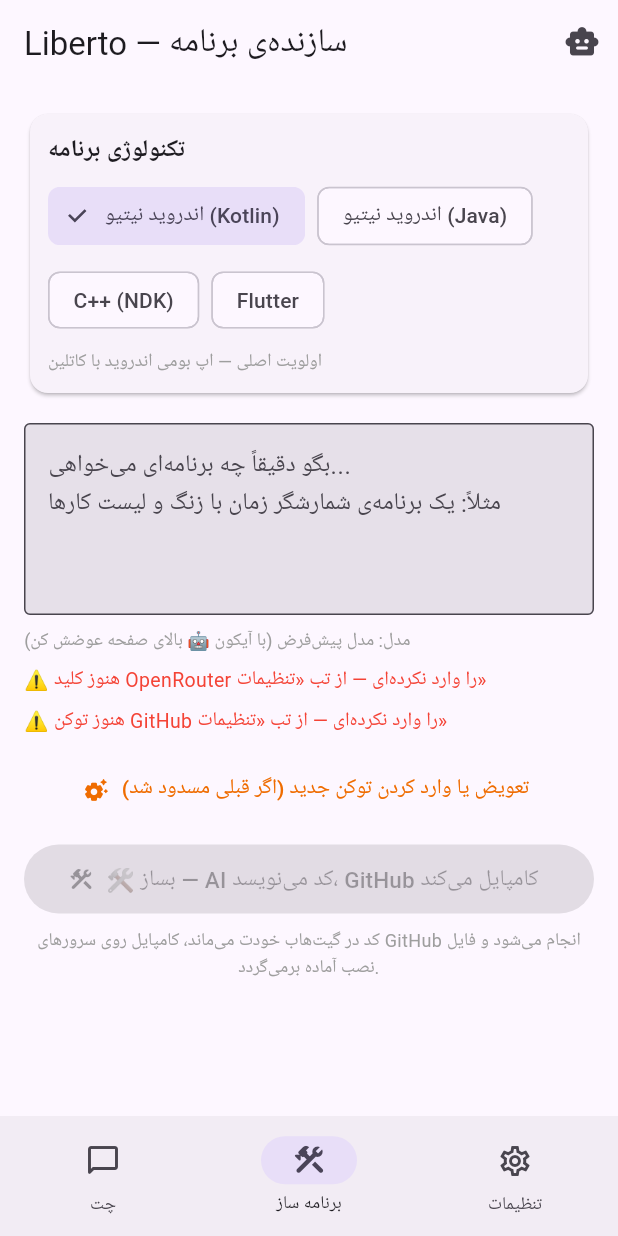
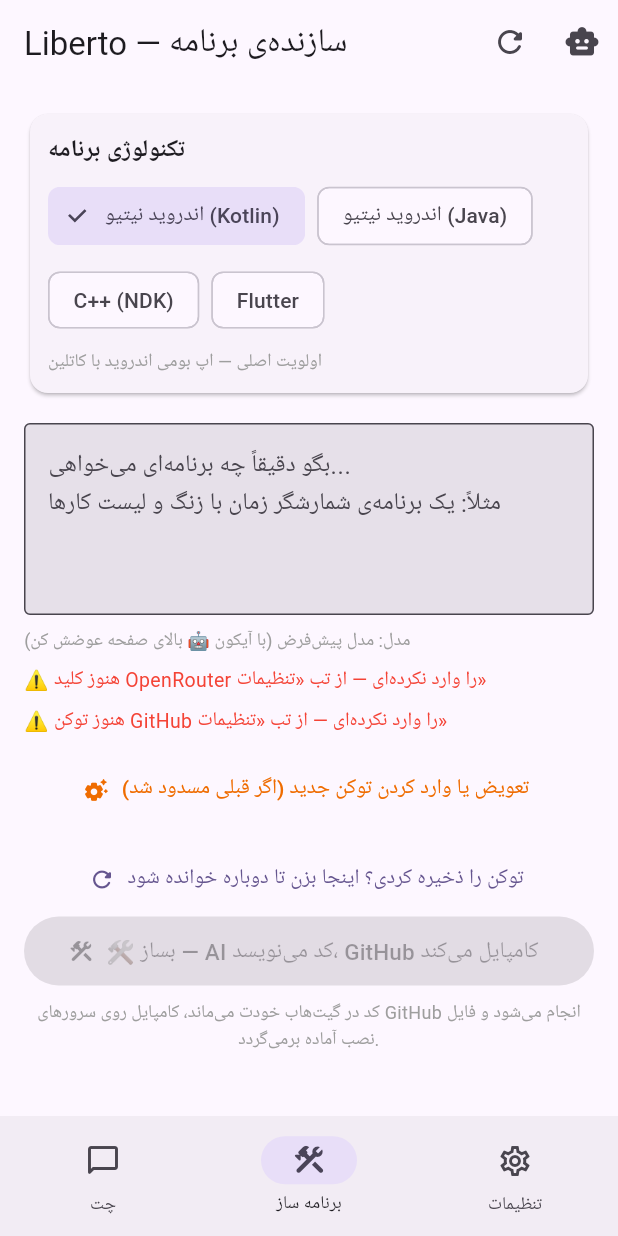
Before and after one commit to kzmehdi202-lab/ai-super-app, a Flutter app: the screen it shows after launch, item 2 of the bottom bar chosen, on a phone screen of 412 x 824 dp. Run offline on Flutter 3.47's test engine with Material 3 defaults, Android fonts, the phone set to English and light mode, and no system bars; our stand-ins replace file_picker, image_picker, just_audio, share_plus, video_player; key blocks and very long unbroken strings in the code were emptied for the run.

Commit message:
fix: refresh tokens on builder screen after saving (stale 'no token')

```diff
--- a/lib/screens/builder_screen.dart
+++ b/lib/screens/builder_screen.dart
@@ -282,6 +282,11 @@ class _BuilderScreenState extends State<BuilderScreen> {
         title: const Text('Liberto — سازنده‌ی برنامه'),
         actions: [
           IconButton(
+            tooltip: 'بروزرسانی توکن‌ها',
+            icon: const Icon(Icons.refresh_rounded),
+            onPressed: _busy ? null : () => _loadSettings(),
+          ),
+          IconButton(
             tooltip: 'مدل هوش مصنوعی',
             icon: const Icon(Icons.smart_toy_rounded),
             onPressed: _busy ? null : _openModelPicker,
@@ -329,6 +334,12 @@ class _BuilderScreenState extends State<BuilderScreen> {
                         style: TextButton.styleFrom(foregroundColor: Colors.orange.shade800),
                       ),
                     ),
+                  if (_apiKey.isEmpty || _ghToken.isEmpty)
+                    TextButton.icon(
+                      onPressed: () => _loadSettings(),
+                      icon: const Icon(Icons.refresh_rounded),
+                      label: const Text('توکن را ذخیره کردی؟ اینجا بزن تا دوباره خوانده شود'),
+                    ),
                   FilledButton.icon(
                     onPressed: _ready ? _start : null,
                     icon: const Icon(Icons.construction_rounded),
```
